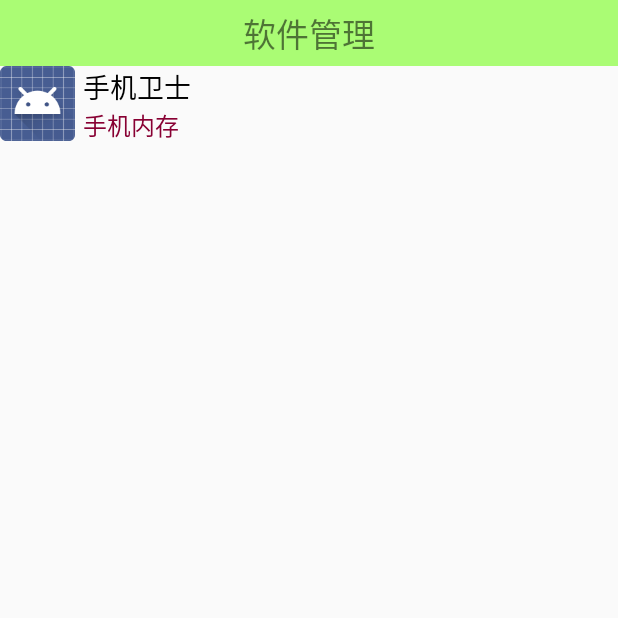
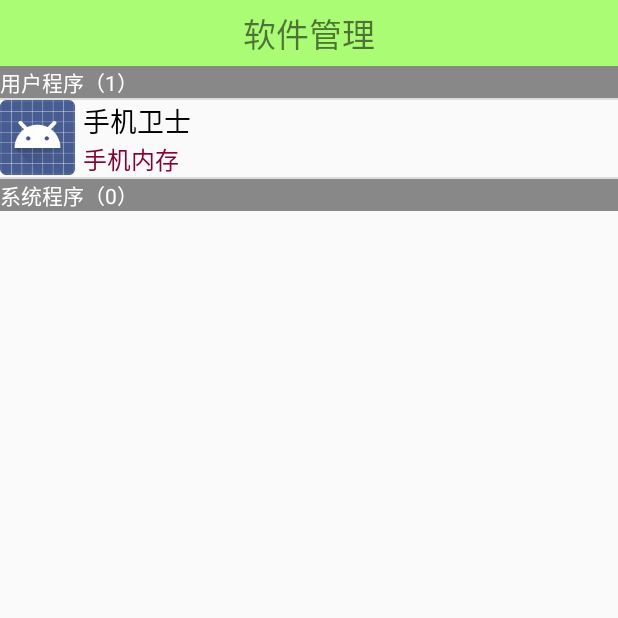
Before and after one commit to qiangzhouliang/Mobilesafe, an Android app: the SoftManagerActivity screen opened directly, with no data from a screen before it, on a phone screen of 412 x 824 dp, the top half of it. Run offline under Robolectric (Android 15) with nearby library versions, the phone set to English and light mode, and no system bars.

Commit message:
系统程序和用户程序拆分 1 将集合拆分，分别保存 2 修改adapter的getcount返回值 3 在getview中增加条目，并获取数据 4 判断缓存复用

```diff
--- a/app/src/main/java/com/qzl/shoujiweishi/SoftManagerActivity.java
+++ b/app/src/main/java/com/qzl/shoujiweishi/SoftManagerActivity.java
@@ -1,5 +1,6 @@
 package com.qzl.shoujiweishi;
 
+import android.graphics.Color;
 import android.support.v7.app.AppCompatActivity;
 import android.os.Bundle;
 import android.view.View;
@@ -8,12 +9,14 @@ import android.widget.BaseAdapter;
 import android.widget.ImageView;
 import android.widget.ListView;
 import android.widget.ProgressBar;
+import android.widget.RelativeLayout;
 import android.widget.TextView;
 
 import com.qzl.shoujiweishi.bean.AppInfo;
 import com.qzl.shoujiweishi.engine.AppEngine;
 import com.qzl.shoujiweishi.utils.MyAsycnTask;
 
+import java.util.ArrayList;
 import java.util.List;
 
 public class SoftManagerActivity extends AppCompatActivity {
@@ -21,6 +24,10 @@ public class SoftManagerActivity extends AppCompatActivity {
     private ListView lv_softmanager_application;
     private ProgressBar loading;
     private List<AppInfo> list;
+    //用户的程序的集合
+    private List<AppInfo> userappinfo;
+    //系统程序的集合
+    private List<AppInfo> systemappinfo;
 
     @Override
     protected void onCreate(Bundle savedInstanceState) {
@@ -47,6 +54,16 @@ public class SoftManagerActivity extends AppCompatActivity {
             @Override
             public void doinBack() {
                 list = AppEngine.getAppInfo(getApplicationContext());
+                userappinfo = new ArrayList<AppInfo>();
+                systemappinfo = new ArrayList<AppInfo>();
+                for (AppInfo appinfo:list) {
+                    //将数据分别存放在用户程序集合和系统程序集合
+                    if(appinfo.isUser()){
+                        userappinfo.add(appinfo);
+                    }else {
+                        systemappinfo.add(appinfo);
+                    }
+                }
             }
             //在子线程之后
             @Override
@@ -61,7 +78,8 @@ public class SoftManagerActivity extends AppCompatActivity {
         //获取总条目数
         @Override
         public int getCount() {
-            return list.size();
+            //list.size() = userappinfo.size() + systemappinfo.size();
+            return userappinfo.size()+systemappinfo.size()+2;
         }
         //获取条目对应的数据
         @Override
@@ -76,9 +94,25 @@ public class SoftManagerActivity extends AppCompatActivity {
         //加载
         @Override
         public View getView(int position, View convertView, ViewGroup parent) {
+            if (position == 0){
+                //添加用户程序（。。。）个TextView
+                TextView textView = new TextView(getApplicationContext());
+                textView.setBackgroundColor(Color.GRAY);
+                textView.setTextColor(Color.WHITE);
+                textView.setText("用户程序（"+userappinfo.size()+"）");
+                return textView;//只有return了  才能显示
+            }else if(position == userappinfo.size()+1){
+                //添加系统程序字样
+                TextView textView = new TextView(getApplicationContext());
+                textView.setBackgroundColor(Color.GRAY);
+                textView.setTextColor(Color.WHITE);
+                textView.setText("系统程序（"+systemappinfo.size()+"）");
+                return textView;
+            }
             View view;
             ViewHolder viewHolder;
-            if (convertView != null){
+            //复用的时候判断复用view对象的类型
+            if (convertView != null && convertView instanceof RelativeLayout){
                 view = convertView;
                 viewHolder = (ViewHolder) view.getTag();
             }else {
@@ -92,7 +126,16 @@ public class SoftManagerActivity extends AppCompatActivity {
                 view.setTag(viewHolder);
             }
             //1 获取应用程序信息
-            AppInfo appInfo = list.get(position);
+            AppInfo appInfo;
+            //数据就要从userappinfo和systemappinfo中获取
+            if(position <= (userappinfo.size())){
+                //用户程序中获取
+                appInfo = userappinfo.get(position-1);
+            }else {
+                //系统程序中获取
+                appInfo = systemappinfo.get(position - userappinfo.size() - 2);
+            }
+            //设置显示数据 null.方法，参数为空
             viewHolder.iv_itemsoftmanager_icon.setImageDrawable(appInfo.getIcon());
             viewHolder.tv_softmanager_name.setText(appInfo.getName());
             boolean sd = appInfo.isSDK();
@@ -106,6 +149,9 @@ public class SoftManagerActivity extends AppCompatActivity {
         }
     }
 
+    /**
+     * 控件容器
+     */
     static class ViewHolder{
         ImageView iv_itemsoftmanager_icon;
         TextView tv_softmanager_name,tv_softmanager_isSD,tv_softmanager_version;
```
